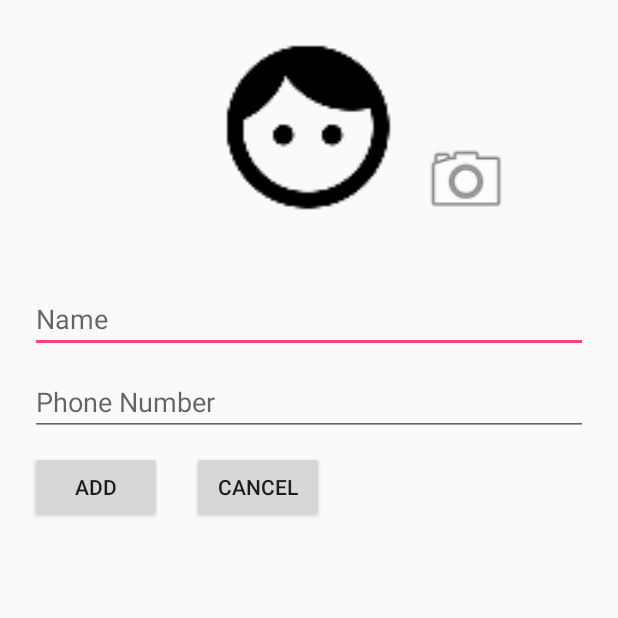
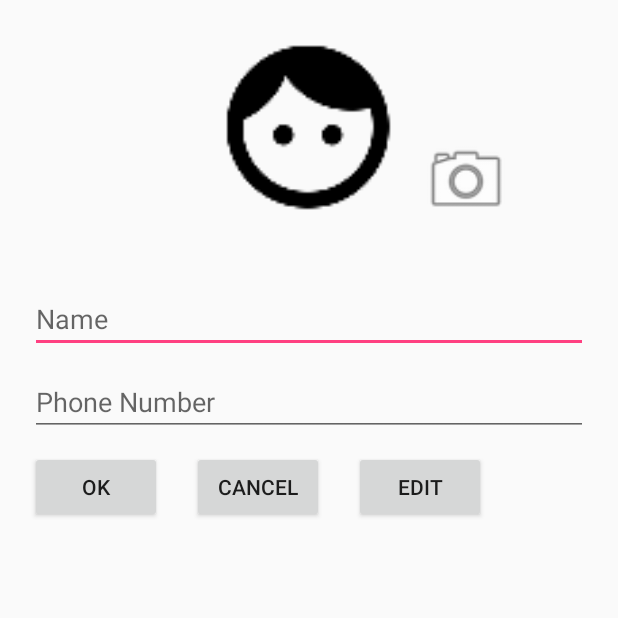
Before and after one commit to Medowhill/cs496proj1, an Android app: the AddContactActivity screen opened directly, with no data from a screen before it, on a phone screen of 412 x 824 dp, the top half of it. Run offline under Robolectric (Android 15) with nearby library versions, the phone set to English and light mode, and no system bars.

Commit message:
Edit button added

```diff
--- a/app/src/main/java/com/group2/team/project1/AddContactActivity.java
+++ b/app/src/main/java/com/group2/team/project1/AddContactActivity.java
@@ -13,7 +13,9 @@ import android.provider.MediaStore;
 import android.support.v4.content.FileProvider;
 import android.util.Log;
 import android.view.View;
+import android.widget.Button;
 import android.widget.EditText;
+import android.widget.ImageButton;
 import android.widget.ImageView;
 
 import java.io.File;
@@ -32,6 +34,11 @@ public class AddContactActivity extends Activity {
     private int modifyPosition = -1;
     private ImageView mProfile;
     private Uri mPhotoURI = null;
+    private boolean isModifying = false;
+    private ImageButton mCameraButton;
+    private Button mAddCommitButton;
+    private Button mCancelButton;
+    private Button mEditButton;
     String mCurrentPhotoPath = null;
 
 
@@ -44,6 +51,10 @@ public class AddContactActivity extends Activity {
 
         mNameEt = (EditText) findViewById(R.id.name_add_edit);
         mPhonenumberEt = (EditText) findViewById(R.id.phonenumber_add_edit);
+        mCameraButton = (ImageButton) findViewById(R.id.new_pic_add);
+        mCancelButton = (Button) findViewById(R.id.addCancelButton);
+        mAddCommitButton = (Button) findViewById(R.id.addCommitButton);
+        mEditButton = (Button) findViewById(R.id.addEditButton);
         Intent gotIntent = getIntent();
         if (gotIntent != null) {
             Bundle gotBundle = gotIntent.getBundleExtra("data");
@@ -51,6 +62,7 @@ public class AddContactActivity extends Activity {
                 mNameEt.setText(gotBundle.getString("name"));
                 mPhonenumberEt.setText(gotBundle.getString("phoneNumber"));
                 modifyPosition = gotBundle.getInt("position");
+                isModifying = gotBundle.getBoolean("isModifying");
                 if (!gotBundle.getString("photoDir").equals("")) {
                     //mCurrentPhotoPath = gotBundle.getString("photoDir");
                     mPhotoURI = Uri.parse(gotBundle.getString("photoDir"));
@@ -65,6 +77,15 @@ public class AddContactActivity extends Activity {
             mProfile.setImageResource(R.drawable.ic_face_black_48dp);
         } else {
             setPic();
+        }
+        if(isModifying){
+            mNameEt.setEnabled(false);
+            mPhonenumberEt.setEnabled(false);
+            mProfile.setEnabled(false);
+            mAddCommitButton.setEnabled(false);
+            mAddCommitButton.setVisibility(View.INVISIBLE);
+            mCameraButton.setEnabled(false);
+
         }
 
     }
@@ -193,7 +214,19 @@ public class AddContactActivity extends Activity {
                 if(newIntent.resolveActivity(getPackageManager()) != null){
                     startActivityForResult(newIntent, REQUEST_IMAGE_SEARCH);
                 }
-
+                break;
+            }
+            case R.id.addEditButton:
+            {
+                mNameEt.setEnabled(true);
+                mPhonenumberEt.setEnabled(true);
+                mProfile.setEnabled(true);
+                mAddCommitButton.setEnabled(true);
+                mAddCommitButton.setVisibility(View.VISIBLE);
+                mCameraButton.setEnabled(true);
+                mEditButton.setEnabled(false);
+                mEditButton.setVisibility(View.INVISIBLE);
+                break;
             }
         }
     }
--- a/app/src/main/java/com/group2/team/project1/fragment/PhoneNumberFragment.java
+++ b/app/src/main/java/com/group2/team/project1/fragment/PhoneNumberFragment.java
@@ -164,6 +164,7 @@ public class PhoneNumberFragment extends Fragment {
                 newBundle.putString("phoneNumber", contact.mPhoneNumber);
                 newBundle.putInt("position", position);
                 newBundle.putString("photoDir", contact.mPhotoPath);
+                newBundle.putBoolean("isModifying", true);
                 newIntent.putExtra("data", newBundle);
                 getActivity().startActivityForResult(newIntent, MainActivity.REQUEST_CONTACT_MODIFY);
             }
--- a/app/src/main/res/layout/activity_addcontact.xml
+++ b/app/src/main/res/layout/activity_addcontact.xml
@@ -71,7 +71,7 @@
 
                     android:layout_marginTop="10dp"
                     android:onClick="onClick"
-                    android:text="Add" />
+                    android:text="OK" />
 
                 <Button
                     android:id="@+id/addCancelButton"
@@ -82,6 +82,15 @@
                     android:layout_marginTop="10dp"
                     android:onClick="onClick"
                     android:text="Cancel" />
+                <Button
+                    android:id="@+id/addEditButton"
+                    android:layout_width="wrap_content"
+                    android:layout_height="wrap_content"
+                    android:layout_marginLeft="20dp"
+                    android:layout_marginStart="20dp"
+                    android:layout_marginTop="10dp"
+                    android:onClick="onClick"
+                    android:text="Edit" />
             </LinearLayout>
         </RelativeLayout>
     </ScrollView>
```
